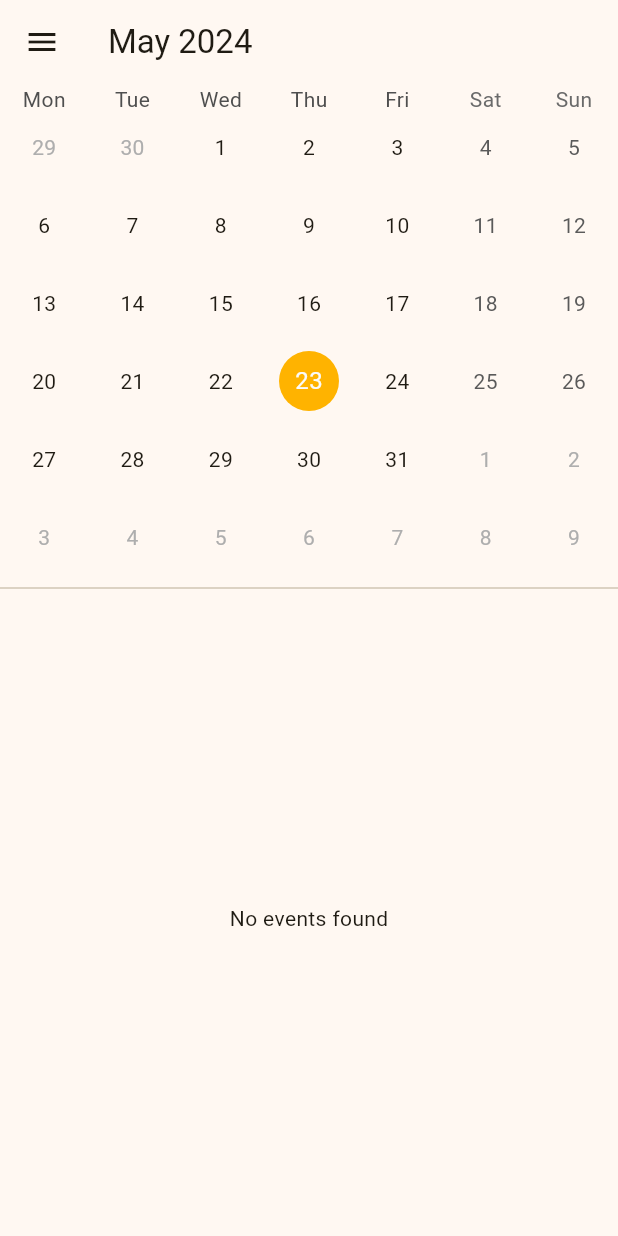
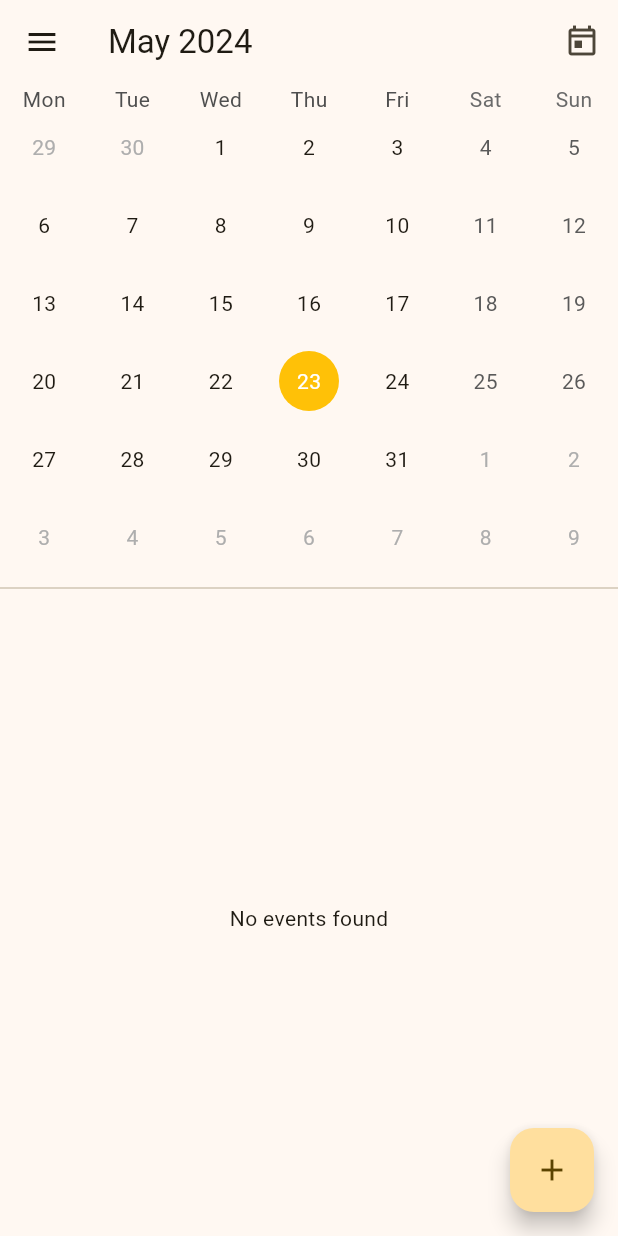
Before and after one commit to nikita-t1/kalendae, a Flutter app: the screen it shows after launch, on a phone screen of 412 x 824 dp. Run offline on Flutter 3.47's test engine with Material 3 defaults, Android fonts, the phone set to English and light mode, and no system bars; drawn by our look-alikes of table_calendar; our stand-ins replace flutter_riverpod, package_info_plus; missing offline and left inert: device_calendar.

Commit message:
feat: add day selection and current date button

```diff
--- a/lib/main.dart
+++ b/lib/main.dart
@@ -7,7 +7,8 @@ import 'package:kalendae/pages/settings_page.dart';
 import 'package:kalendae/providers/settings_provider.dart';
 import 'package:kalendae/providers/visible_calendar_month_provider.dart';
 
-void main() {
+
+Future main() async {
   WidgetsFlutterBinding.ensureInitialized();
 
   runApp(
@@ -58,11 +59,31 @@ class DefaultLayout extends ConsumerWidget {
 
   @override
   Widget build(BuildContext context, WidgetRef ref) {
-    var calMonth = ref.watch(visibleCalendarMonthProvider);
+    var calendarState = ref.watch(calendarWidgetStateProviderProvider);
 
     return Scaffold(
+      floatingActionButton: FloatingActionButton(
+        onPressed: () {
+          Navigator.push(
+            context,
+            MaterialPageRoute(
+                builder: (context) => const CalendarSelectionPage()),
+          );
+        },
+        child: const Icon(Icons.add),
+      ),
       appBar: AppBar(
-        title: Text(DateFormat('MMMM yyyy').format(calMonth.visibleMonth)),
+        title: Text(DateFormat('MMMM yyyy').format(calendarState.visibleMonth)),
+        actions: [
+          IconButton(
+            icon: const Icon(Icons.today_outlined),
+            tooltip: 'Today',
+            onPressed: () {
+              calendarState.selectDay(DateTime.now());
+              calendarState.setVisibleMonth(DateTime.now());
+            },
+          ),
+        ],
       ),
       drawer: Drawer(
         child: ListView(
@@ -82,6 +103,17 @@ class DefaultLayout extends ConsumerWidget {
             ),
             Divider(),
             ListTile(
+              title: const Text('Calendars'),
+              onTap: () {
+                Navigator.pop(context);
+                Navigator.push(
+                  context,
+                  MaterialPageRoute(
+                      builder: (context) => const CalendarSelectionPage()),
+                );
+              },
+            ),
+            ListTile(
               title: const Text('Settings'),
               onTap: () {
                 Navigator.pop(context);
@@ -95,7 +127,7 @@ class DefaultLayout extends ConsumerWidget {
           ],
         ),
       ),
-      body: const HomePage(),
+      body: HomePage(),
     );
   }
 }
--- a/lib/pages/home_page.dart
+++ b/lib/pages/home_page.dart
@@ -21,25 +21,11 @@ class HomePage extends ConsumerWidget {
 
   @override
   Widget build(BuildContext context, WidgetRef ref) {
-    var calMonth = ref.watch(visibleCalendarMonthProvider);
+    var calendarState = ref.watch(calendarWidgetStateProviderProvider);
     var calendarSettings = ref.watch(calendarSettingsProvider);
     var calendars = ref.watch(selectedCalendarProvider);
 
     DeviceCalendarPlugin deviceCalendar = DeviceCalendarPlugin.private();
-    var events = deviceCalendar.retrieveEvents(
-        "6",
-        RetrieveEventsParams(
-          startDate: DateTime.now(),
-          endDate: DateTime.now().add(const Duration(days: 365)),
-        ));
-    deviceCalendar
-        .retrieveEvents(
-            "6",
-            RetrieveEventsParams(
-              startDate: DateTime.now(),
-              endDate: DateTime.now().add(const Duration(days: 365)),
-            ))
-        .then((value) => print(value));
     return Scaffold(
         body: Container(
       child: Column(
@@ -49,21 +35,28 @@ class HomePage extends ConsumerWidget {
             startingDayOfWeek:
                 _weekdayToStartingDayOfWeek(calendarSettings.firstDayOfWeek),
             sixWeekMonthsEnforced: true,
-            onPageChanged: (focusedDay) => calMonth.selectMonth(focusedDay),
+            onPageChanged: (focusedDay) => calendarState.setVisibleMonth(focusedDay),
             firstDay: DateTime.utc(1970),
             lastDay: DateTime.utc(2038, 1, 18),
-            focusedDay: calMonth.visibleMonth,
-            // onDaySelected: (selectedDay, focusedDay) => calMonth.selectMonth(selectedDay),
+            focusedDay: calendarState.visibleMonth,
+            onDaySelected: (selectedDay, focusedDay) => calendarState.selectDay(selectedDay),
+            selectedDayPredicate: (day) => isSameDay(calendarState.selectedDay, day),
             weekNumbersVisible: calendarSettings.showCalendarWeeks,
             calendarStyle: CalendarStyle(
+              todayTextStyle: TextStyle(
+                color: Theme.of(context).colorScheme.onBackground,
+              ),
               isTodayHighlighted: true,
+              todayDecoration: BoxDecoration(
+                border: Border.all(color: Theme.of(context).colorScheme.secondary),
+                shape: BoxShape.circle,
+              ),
               selectedDecoration: BoxDecoration(
                 color: Theme.of(context).colorScheme.primary,
                 shape: BoxShape.circle,
               ),
-              todayDecoration: BoxDecoration(
-                color: Theme.of(context).colorScheme.secondary,
-                shape: BoxShape.circle,
+              selectedTextStyle: TextStyle(
+                color: Theme.of(context).colorScheme.onPrimary,
               ),
             ),
           ),
--- a/lib/providers/visible_calendar_month_provider.dart
+++ b/lib/providers/visible_calendar_month_provider.dart
@@ -1,16 +1,21 @@
 import 'package:flutter/material.dart';
 import 'package:flutter_riverpod/flutter_riverpod.dart';
 
-class VisibleCalendarMonthProvider extends ChangeNotifier {
+class CalendarWidgetStateProvider extends ChangeNotifier {
   DateTime visibleMonth = DateTime.now();
+  DateTime selectedDay = DateTime.now();
 
-  void selectMonth(DateTime month) {
-    if (visibleMonth.toIso8601String() == month.toIso8601String()) return;
+  void selectDay(DateTime day) {
+    selectedDay = day;
+    notifyListeners();
+  }
+
+  void setVisibleMonth(DateTime month) {
     visibleMonth = month;
     notifyListeners();
   }
 }
 
-final visibleCalendarMonthProvider = ChangeNotifierProvider<VisibleCalendarMonthProvider>((ref) {
-  return VisibleCalendarMonthProvider();
+final calendarWidgetStateProviderProvider = ChangeNotifierProvider<CalendarWidgetStateProvider>((ref) {
+  return CalendarWidgetStateProvider();
 });
```
